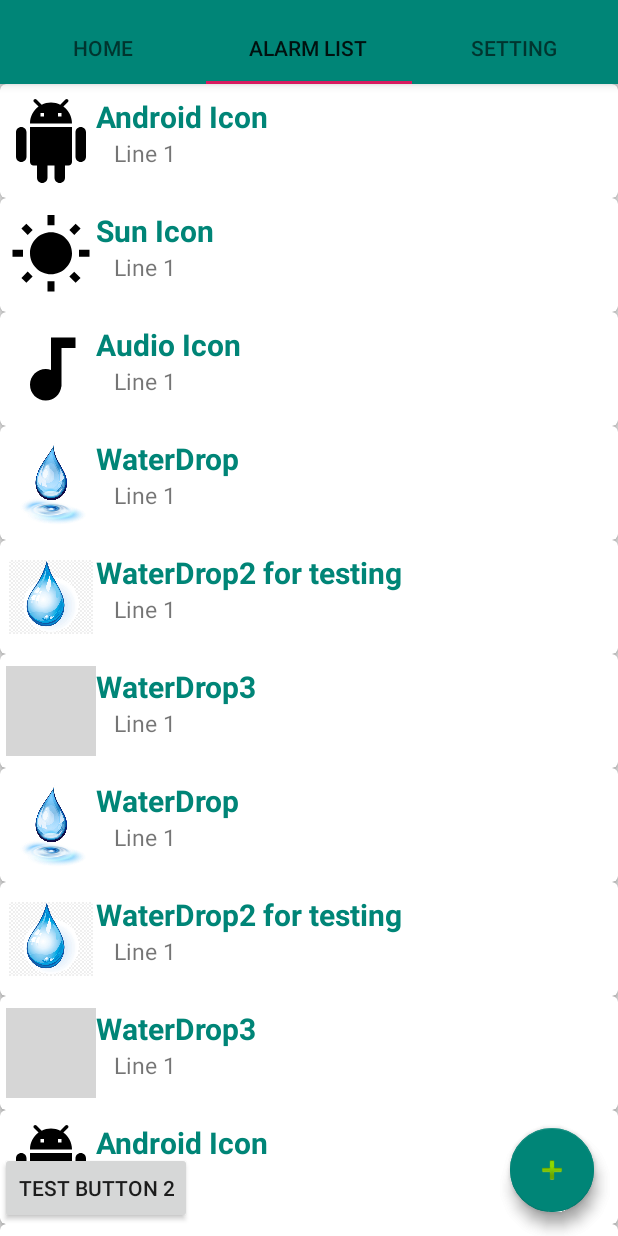
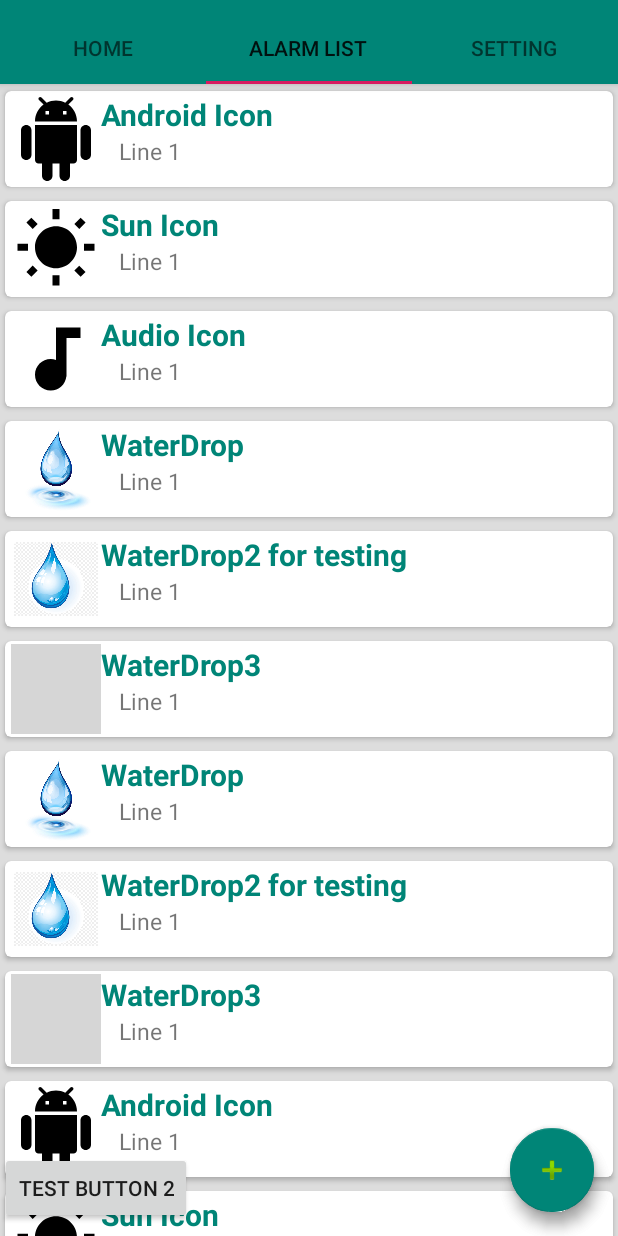
Before and after one commit to BTNM/DrinkWater2, an Android app: the screen it shows after launch (MainActivity), tab 2 chosen, on a phone screen of 412 x 824 dp. Run offline under Robolectric (Android 15) with nearby library versions, the phone set to English and light mode, and no system bars; grey boxes are pictures that could not be loaded.

Commit message:
found the option for space between elements in the recycleview, in the cardview app:cardUseCompatPadding

```diff
--- a/app/src/main/res/layout/alarm_item.xml
+++ b/app/src/main/res/layout/alarm_item.xml
@@ -3,13 +3,14 @@
     android:layout_width="match_parent"
     android:layout_height="wrap_content"
     xmlns:app="http://schemas.android.com/apk/res-auto"
+    app:cardUseCompatPadding="true"
     app:cardCornerRadius="4dp">
 
     <RelativeLayout
         android:layout_width="match_parent"
         android:layout_height="match_parent"
-        android:layout_marginBottom="8dp"
-        android:layout_marginTop="8dp"
+        android:layout_marginBottom="2dp"
+        android:layout_marginTop="2dp"
         android:layout_marginLeft="4dp"
         android:layout_marginRight="4dp"
 
```
